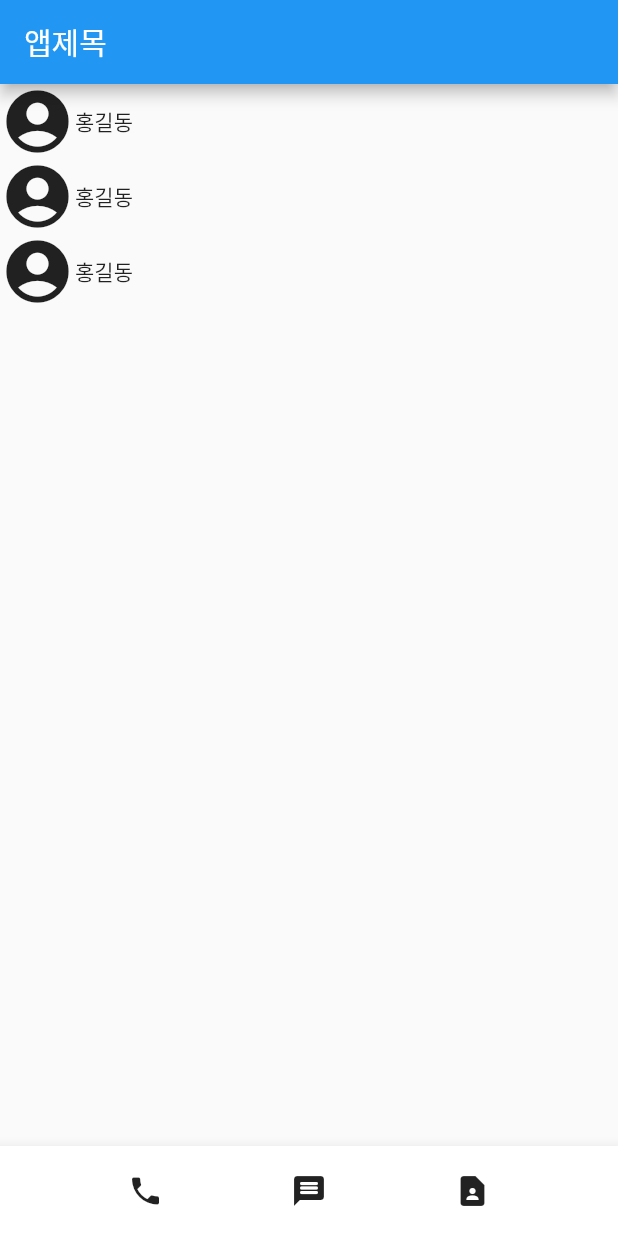
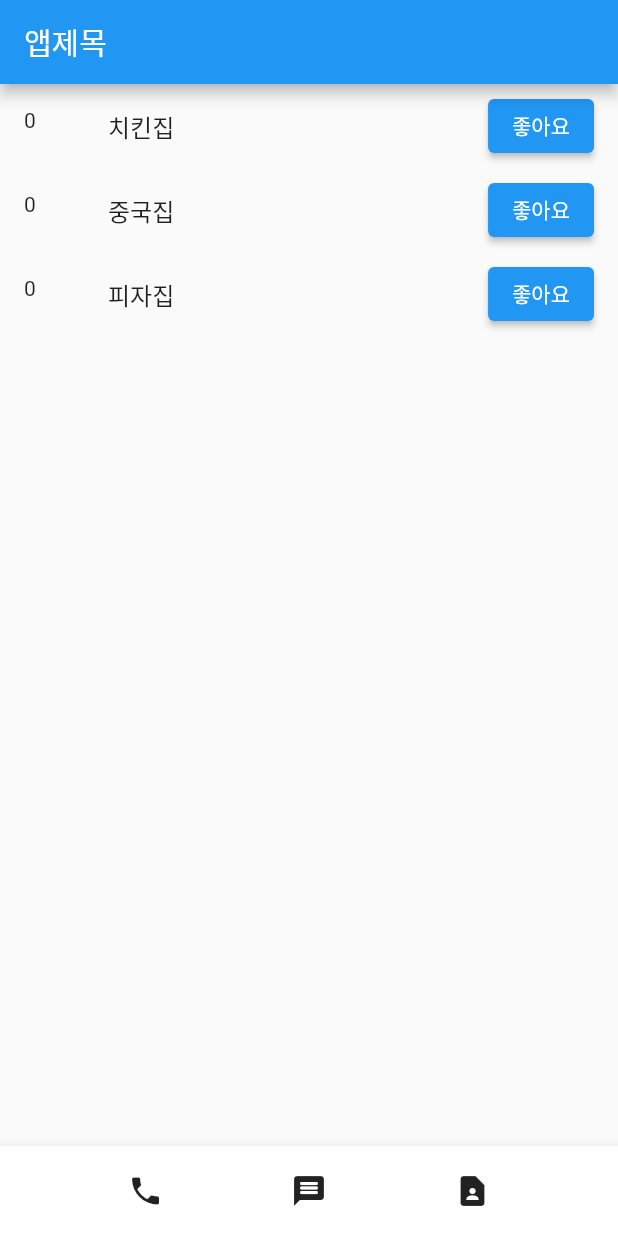
Before and after one commit to bokob/flutter_practice, a Flutter app: the screen it shows after launch, on a phone screen of 412 x 824 dp. Run offline on Flutter 3.47's test engine with Material 2 defaults, Android fonts, the phone set to English and light mode, and no system bars.

Commit message:
좋아요 숙제 완료

```diff
--- a/lib/main.dart
+++ b/lib/main.dart
@@ -1,39 +1,38 @@
 import 'package:flutter/material.dart';
 
 void main() {
-  runApp(const MyApp());
+  runApp(MyApp());
 }
 
-class MyApp extends StatelessWidget {
-  const MyApp({Key? key}) : super(key: key);
+class MyApp extends StatefulWidget {
+  MyApp({Key? key}) : super(key: key);
 
+  @override
+  State<MyApp> createState() => _MyAppState();
+}
+
+class _MyAppState extends State<MyApp> {
+  var name=['치킨집', '중국집', '피자집'];
+  var like=[0,0,0];
   @override
   Widget build(BuildContext context) {
     return MaterialApp(
       home: Scaffold(
         appBar: AppBar(title: Text('앱제목'),),
-        body: ListView(
-          children: [
-            Row(
-             children:[
-               Icon(Icons.account_circle, size: 50,),
-               Text('홍길동')
-             ],
+        body: ListView.builder(
+              itemCount: 3,
+              itemBuilder: (c, i){
+                return ListTile(
+                  leading: Text(like[i].toString()),
+                  title: Text(name[i]),
+                  trailing: ElevatedButton(child: Text('좋아요'), onPressed: (){
+                    setState((){
+                      like[i]++;
+                    });
+                  },)
+                );
+              }
             ),
-            Row(
-              children:[
-                Icon(Icons.account_circle, size: 50,),
-                Text('홍길동')
-              ],
-            ),
-            Row(
-              children:[
-                Icon(Icons.account_circle, size: 50,),
-                Text('홍길동')
-              ],
-            )
-          ],
-        ),
         bottomNavigationBar: MyBottomAppBar(),
         )
     );
```
